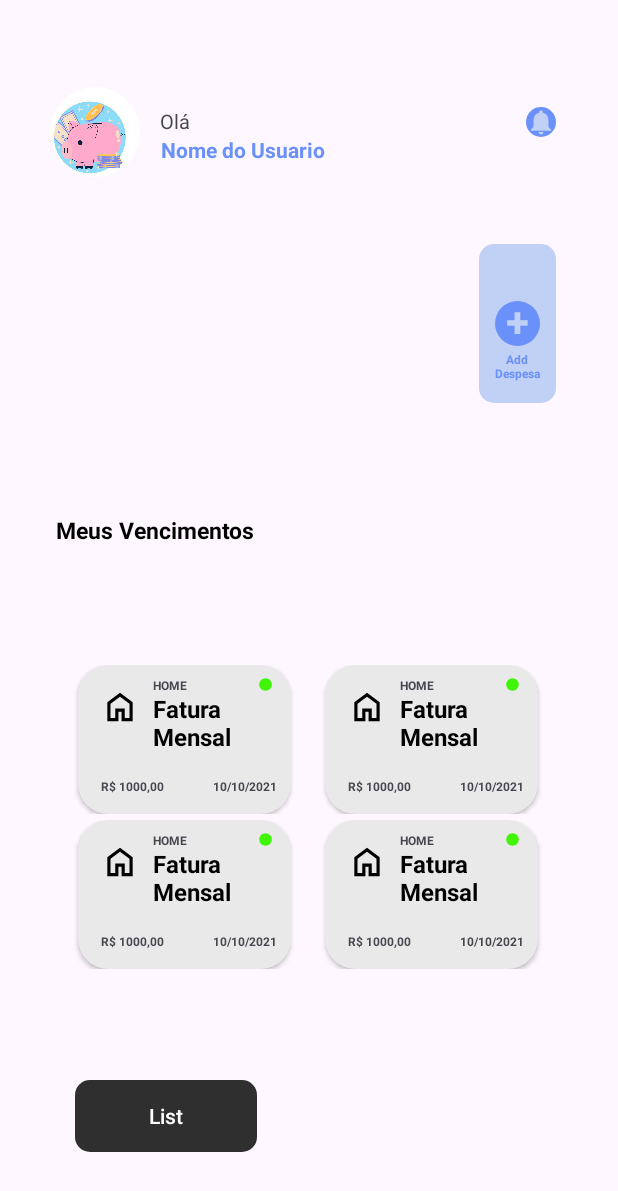
After one commit to BrunoHPBarbosa/FinanceTrack, an Android app: the HomeActivity screen opened directly, with no data from a screen before it, on a phone screen of 412 x 824 dp. The commit adds this screen. Shown: the top 1191 px of the screen. Run offline under Robolectric (Android 15) with nearby library versions, the phone set to English and light mode, and no system bars; our stand-ins replace Room's generated code.

Commit message:
botao home funcional

```diff
--- a/app/build.gradle.kts
+++ b/app/build.gradle.kts
@@ -31,6 +31,9 @@ android {
         sourceCompatibility = JavaVersion.VERSION_1_8
         targetCompatibility = JavaVersion.VERSION_1_8
     }
+    buildFeatures {
+        viewBinding = true
+    }
     kotlinOptions {
         jvmTarget = "1.8"
     }
--- /dev/null
+++ b/app/src/main/java/com/hacksprint/financetrack/AdapterRvHome.kt
@@ -0,0 +1,60 @@
+package com.hacksprint.financetrack
+
+import android.view.LayoutInflater
+import android.view.View
+import android.view.ViewGroup
+import android.widget.ImageView
+import android.widget.TextView
+import androidx.recyclerview.widget.RecyclerView
+import java.text.ParseException
+import java.text.SimpleDateFormat
+import java.util.Locale
+import kotlin.math.max
+
+class AdapterRvHome(private val itemList: List<ExpenseUiData>) : RecyclerView.Adapter<AdapterRvHome.ViewHolder>() {
+    override fun onCreateViewHolder(parent: ViewGroup, viewType: Int): ViewHolder {
+        val view = LayoutInflater.from(parent.context).inflate(R.layout.card_recycler_home, parent, false)
+        return ViewHolder(view)
+    }
+
+    override fun onBindViewHolder(holder: ViewHolder, position: Int) {
+        if (itemList.isNotEmpty()) {
+            val item = itemList[position]
+            holder.bind(item)
+            val layoutParams = ViewGroup.LayoutParams(
+                ViewGroup.LayoutParams.MATCH_PARENT,
+                ViewGroup.LayoutParams.WRAP_CONTENT
+            )
+            holder.itemView.layoutParams = layoutParams
+        }
+    }
+    override fun getItemCount(): Int {
+        return max(4,itemList.size)
+    }
+
+    inner class ViewHolder(itemView: View) : RecyclerView.ViewHolder(itemView) {
+        private val tvCategoryName_home: TextView = itemView.findViewById(R.id.tv_category_name_home)
+        private val tvExpenseName_home: TextView = itemView.findViewById(R.id.tv_expense_name_home)
+        private val tvValueAmount_home: TextView = itemView.findViewById(R.id.tv_value_amount_home)
+        private val tvValueDate_home: TextView = itemView.findViewById(R.id.tv_value_date_home)
+        private val tvValueIcon_home: ImageView = itemView.findViewById(R.id.iv_category_home)
+
+        fun bind(expense: ExpenseUiData) {
+            tvCategoryName_home.text = expense.category
+            tvExpenseName_home.text = expense.description
+            tvValueAmount_home.text = expense.amount
+            tvValueDate_home.text = formatDate(expense.date)
+        }
+
+        private fun formatDate(dateString: String): String {
+            val inputFormat = SimpleDateFormat("dd/MM/yyyy", Locale.getDefault())
+            val outputFormat = SimpleDateFormat("dd MMM yyyy", Locale.getDefault())
+            return try {
+                val date = inputFormat.parse(dateString)
+                outputFormat.format(date!!)
+            } catch (e: ParseException) {
+                ""
+            }
+        }
+    }
+}
--- a/app/src/main/java/com/hacksprint/financetrack/CreateOrUpdateExpenseBottomSheet.kt
+++ b/app/src/main/java/com/hacksprint/financetrack/CreateOrUpdateExpenseBottomSheet.kt
@@ -166,7 +166,7 @@ class CreateOrUpdateExpenseBottomSheet(
             ViewGroup.LayoutParams.MATCH_PARENT
         )
 
-
+        // Configure BottomSheetBehavior to be fully expanded
         val bottomSheet = dialog?.findViewById<View>(com.google.android.material.R.id.design_bottom_sheet) as? ViewGroup
         val behavior = bottomSheet?.let { BottomSheetBehavior.from(it) }
         if (behavior != null) {
--- /dev/null
+++ b/app/src/main/java/com/hacksprint/financetrack/HomeActivity.kt
@@ -0,0 +1,32 @@
+package com.hacksprint.financetrack
+
+import android.content.Intent
+import android.os.Bundle
+import android.widget.Button
+import androidx.appcompat.app.AppCompatActivity
+import androidx.recyclerview.widget.GridLayoutManager
+import androidx.recyclerview.widget.RecyclerView
+
+class HomeActivity : AppCompatActivity() {
+    override fun onCreate(savedInstanceState: Bundle?) {
+        super.onCreate(savedInstanceState)
+        setContentView(R.layout.home_layout)
+
+        val btnHome = findViewById<Button>(R.id.btn_list)
+        btnHome.setOnClickListener {
+            val intent = Intent(this, MainActivity::class.java)
+            startActivity(intent)
+        }
+
+        val recyclerViewHome: RecyclerView = findViewById(R.id.rv_home)
+
+
+        val firstFourExpenses = MainActivity.expenses.take(4)
+
+
+
+        val adapter = AdapterRvHome(firstFourExpenses)
+        recyclerViewHome.layoutManager = GridLayoutManager(this, 2)
+        recyclerViewHome.adapter = adapter
+    }
+}
--- a/app/src/main/java/com/hacksprint/financetrack/MainActivity.kt
+++ b/app/src/main/java/com/hacksprint/financetrack/MainActivity.kt
@@ -1,9 +1,11 @@
 package com.hacksprint.financetrack
 
+import android.content.Intent
 import android.graphics.Canvas
 import android.graphics.Color
 import android.graphics.drawable.ColorDrawable
 import android.os.Bundle
+import android.widget.Button
 import android.widget.ImageView
 import android.widget.LinearLayout
 import android.widget.Toast
@@ -12,12 +14,15 @@ import androidx.core.content.ContextCompat
 import androidx.recyclerview.widget.ItemTouchHelper
 import androidx.recyclerview.widget.RecyclerView
 import androidx.room.Room
+import com.google.android.material.bottomnavigation.BottomNavigationView
 import kotlinx.coroutines.Dispatchers
 import kotlinx.coroutines.GlobalScope
 import kotlinx.coroutines.launch
 
 class MainActivity : AppCompatActivity() {
-
+    companion object {
+        var expenses: List<ExpenseUiData> = listOf()
+    }
     private var categories = listOf<CategoryUiData>()
     private var expenses = listOf<ExpenseUiData>()
     private var categoriesEntity = listOf<CategoryEntity>()
@@ -48,6 +53,13 @@ class MainActivity : AppCompatActivity() {
     override fun onCreate(savedInstanceState: Bundle?) {
         super.onCreate(savedInstanceState)
         setContentView(R.layout.activity_main)
+
+        val btnHome = findViewById<Button>(R.id.btn_home)
+        btnHome.setOnClickListener {
+            val intent = Intent(this, HomeActivity::class.java)
+            startActivity(intent)
+        }
+
 
         ctnContent = findViewById(R.id.ctn_content)
 
@@ -216,6 +228,7 @@ class MainActivity : AppCompatActivity() {
         GlobalScope.launch(Dispatchers.IO) {
             getCategoriesFromDatabase()
             getExpensesFromDatabase()
+
         }
 
     }
--- /dev/null
+++ b/app/src/main/res/drawable/baseline_add_24.xml
@@ -0,0 +1,5 @@
+<vector xmlns:android="http://schemas.android.com/apk/res/android" android:height="24dp" android:tint="#000000" android:viewportHeight="24" android:viewportWidth="24" android:width="24dp">
+
+    <path android:fillColor="@android:color/white" android:pathData="M19,13h-6v6h-2v-6H5v-2h6V5h2v6h6v2z"/>
+
+</vector>
--- a/app/src/main/res/layout/activity_main.xml
+++ b/app/src/main/res/layout/activity_main.xml
@@ -5,6 +5,7 @@
     android:layout_width="match_parent"
     android:layout_height="match_parent"
     tools:context=".MainActivity">
+
 
 
     <com.google.android.material.imageview.ShapeableImageView
@@ -173,4 +174,16 @@
         app:layout_constraintTop_toTopOf="parent"
         app:layout_constraintVertical_bias="0.552" />
 
+    <Button
+        android:id="@+id/btn_home"
+        android:text="home"
+        android:layout_width="wrap_content"
+        android:layout_height="wrap_content"
+        android:background="@drawable/add_shape_list"
+        app:layout_constraintBottom_toBottomOf="parent"
+        app:layout_constraintEnd_toEndOf="parent"
+        app:layout_constraintHorizontal_bias="0.172"
+        app:layout_constraintStart_toStartOf="parent"
+        app:layout_constraintTop_toTopOf="parent"
+        app:layout_constraintVertical_bias="0.928"/>
 </androidx.constraintlayout.widget.ConstraintLayout>
--- /dev/null
+++ b/app/src/main/res/layout/bottom_bar.xml
@@ -0,0 +1,44 @@
+<?xml version="1.0" encoding="utf-8"?>
+<androidx.constraintlayout.widget.ConstraintLayout xmlns:android="http://schemas.android.com/apk/res/android"
+    xmlns:app="http://schemas.android.com/apk/res-auto"
+    xmlns:tools="http://schemas.android.com/tools"
+    android:layout_width="match_parent"
+    android:layout_height="match_parent"
+    tools:context=".MainActivity">
+
+
+    <FrameLayout
+        android:id="@+id/frame"
+        android:layout_width="match_parent"
+        android:layout_height="match_parent"
+        app:layout_constraintEnd_toEndOf="parent"
+        app:layout_constraintStart_toStartOf="parent"
+        app:layout_constraintTop_toTopOf="parent"
+        app:layout_constraintBottom_toBottomOf="parent">
+
+        <com.google.android.material.bottomnavigation.BottomNavigationView
+            android:id="@+id/bottom_navigation2"
+            android:layout_width="match_parent"
+            android:layout_height="76dp"
+            android:layout_gravity="bottom"
+            android:layout_marginBottom="25dp"
+            app:itemIconSize="28dp"
+            android:layout_marginStart="20dp"
+            android:layout_marginEnd="20dp"
+            android:layout_marginTop="8dp"
+            android:background="@drawable/shape_bottom_bar"
+            android:padding="7dp"
+            app:itemActiveIndicatorStyle="@drawable/navigation_item_background"
+            app:itemIconTint="@color/black"
+            app:itemBackground="@drawable/navigation_item_background"
+            app:itemTextColor="@color/black"
+            app:menu="@menu/menu_app_bottom" />
+
+    </FrameLayout>
+
+
+
+
+
+
+</androidx.constraintlayout.widget.ConstraintLayout>
--- /dev/null
+++ b/app/src/main/res/layout/card_recycler_home.xml
@@ -0,0 +1,88 @@
+<?xml version="1.0" encoding="utf-8"?>
+<androidx.constraintlayout.widget.ConstraintLayout xmlns:android="http://schemas.android.com/apk/res/android"
+    xmlns:app="http://schemas.android.com/apk/res-auto"
+    xmlns:tools="http://schemas.android.com/tools"
+    android:layout_width="match_parent"
+    android:layout_height="wrap_content"
+    android:padding="2dp">
+
+    <androidx.cardview.widget.CardView
+        android:layout_width="142dp"
+        android:layout_height="99dp"
+        android:backgroundTint="#E9E9E9"
+        android:foreground="?android:selectableItemBackground"
+        app:cardCornerRadius="20dp"
+        app:layout_constraintBottom_toBottomOf="parent"
+        app:layout_constraintEnd_toEndOf="parent"
+        app:layout_constraintHorizontal_bias="0.496"
+        app:layout_constraintStart_toStartOf="parent"
+        app:layout_constraintTop_toTopOf="parent"
+        app:layout_constraintVertical_bias="0.0">
+
+
+        <ImageView
+            android:id="@+id/iv_category_home"
+            android:layout_width="25dp"
+            android:layout_height="25dp"
+            android:layout_marginStart="15dp"
+            android:layout_marginTop="15dp"
+            android:contentDescription="@null"
+            android:src="@drawable/ic_home" />
+
+        <TextView
+            android:id="@+id/tv_category_name_home"
+            android:layout_width="wrap_content"
+            android:layout_height="wrap_content"
+            android:layout_marginStart="50dp"
+            android:layout_marginTop="8dp"
+            android:text="HOME"
+            android:textSize="8dp"
+            android:textStyle="bold" />
+
+        <TextView
+            android:id="@+id/tv_expense_name_home"
+            android:layout_width="wrap_content"
+            android:layout_height="wrap_content"
+            android:layout_marginStart="50dp"
+            android:layout_marginTop="18dp"
+            android:textColor="@color/black"
+            android:text="Fatura Mensal"
+            android:textSize="16dp"
+            android:textStyle="bold" />
+
+
+
+        <TextView
+            android:id="@+id/tv_value_amount_home"
+            android:layout_width="wrap_content"
+            android:layout_height="wrap_content"
+            android:layout_marginStart="15dp"
+            android:layout_marginTop="75dp"
+            android:text="R$ 1000,00"
+            android:textSize="8dp"
+            android:textStyle="bold" />
+
+
+
+        <TextView
+            android:id="@+id/tv_value_date_home"
+            android:layout_width="wrap_content"
+            android:layout_height="wrap_content"
+            android:layout_marginStart="90dp"
+            android:layout_marginTop="75dp"
+            android:layout_marginEnd="8dp"
+            android:text="10/10/2021"
+            android:textSize="8dp"
+            android:textStyle="bold" />
+
+        <ImageView
+            android:id="@+id/iv_status_home"
+            android:layout_width="10dp"
+            android:layout_height="10dp"
+            android:layout_marginStart="120dp"
+            android:layout_marginTop="8dp"
+            android:contentDescription="@null"
+            android:src="@drawable/baseline_circle_green_24" />
+
+    </androidx.cardview.widget.CardView>
+</androidx.constraintlayout.widget.ConstraintLayout>
--- /dev/null
+++ b/app/src/main/res/layout/home_layout.xml
@@ -0,0 +1,159 @@
+<?xml version="1.0" encoding="utf-8"?>
+<androidx.constraintlayout.widget.ConstraintLayout xmlns:android="http://schemas.android.com/apk/res/android"
+    xmlns:app="http://schemas.android.com/apk/res-auto"
+    xmlns:tools="http://schemas.android.com/tools"
+    android:layout_width="match_parent"
+    android:layout_height="match_parent">
+
+
+
+    <com.google.android.material.imageview.ShapeableImageView
+        android:id="@+id/img_pig"
+        android:layout_width="60dp"
+        android:layout_height="60dp"
+        android:background="@drawable/indicator_circle_app_bottom"
+        android:src="@drawable/frag_img_4"
+        app:layout_constraintBottom_toBottomOf="parent"
+        app:layout_constraintEnd_toEndOf="parent"
+        app:layout_constraintHorizontal_bias="0.094"
+        app:layout_constraintStart_toStartOf="parent"
+        app:layout_constraintTop_toTopOf="parent"
+        app:layout_constraintVertical_bias="0.076" />
+
+    <com.google.android.material.imageview.ShapeableImageView
+        android:id="@+id/btn_show_dielog"
+        android:layout_width="wrap_content"
+        android:layout_height="wrap_content"
+        android:background="@drawable/background_card_home_fragent"
+        app:layout_constraintBottom_toBottomOf="parent"
+        app:layout_constraintEnd_toEndOf="parent"
+        app:layout_constraintHorizontal_bias="0.886"
+        app:layout_constraintStart_toStartOf="parent"
+        app:layout_constraintTop_toTopOf="parent"
+        app:layout_constraintVertical_bias="0.227" />
+
+    <TextView
+        android:id="@+id/textView4"
+        android:layout_width="wrap_content"
+        android:layout_height="wrap_content"
+        android:text="+"
+        android:textAlignment="center"
+        android:textColor="#C1D0F5"
+        android:textSize="28sp"
+        android:textStyle="bold"
+        app:layout_constraintBottom_toBottomOf="@+id/btn_show_dielog"
+        app:layout_constraintEnd_toEndOf="@+id/btn_show_dielog"
+        app:layout_constraintStart_toStartOf="@+id/btn_show_dielog"
+        app:layout_constraintTop_toTopOf="@+id/btn_show_dielog"
+        app:layout_constraintVertical_bias="0.47" />
+
+    <TextView
+        android:textAlignment="center"
+        android:layout_width="42dp"
+        android:layout_height="22dp"
+        android:text="Add Despesa"
+        android:textColor="@color/blue"
+        android:textSize="8dp"
+        android:textStyle="bold"
+        app:layout_constraintBottom_toBottomOf="@+id/btn_show_dielog"
+        app:layout_constraintEnd_toEndOf="@+id/btn_show_dielog"
+        app:layout_constraintStart_toStartOf="@+id/btn_show_dielog"
+        app:layout_constraintTop_toTopOf="@+id/btn_show_dielog"
+        app:layout_constraintVertical_bias="0.849" />
+
+    <TextView
+        android:id="@+id/textView6"
+        android:layout_width="wrap_content"
+        android:layout_height="wrap_content"
+        android:text="Olá"
+        android:textAlignment="center"
+        android:textSize="13sp"
+        android:textStyle="normal"
+        app:layout_constraintBottom_toTopOf="@+id/set_name_text"
+        app:layout_constraintEnd_toEndOf="parent"
+        app:layout_constraintHorizontal_bias="0.272"
+        app:layout_constraintStart_toStartOf="parent"
+        app:layout_constraintTop_toTopOf="@+id/img_pig"
+        app:layout_constraintVertical_bias="1.0" />
+
+    <TextView
+        android:id="@+id/set_name_text"
+        android:layout_width="wrap_content"
+        android:layout_height="wrap_content"
+        android:text="Nome do Usuario"
+        android:textAlignment="center"
+        android:textColor="@color/blue"
+        android:textSize="14sp"
+        android:textStyle="bold"
+        app:layout_constraintBottom_toBottomOf="parent"
+        app:layout_constraintEnd_toEndOf="parent"
+        app:layout_constraintHorizontal_bias="0.067"
+        app:layout_constraintStart_toEndOf="@+id/img_pig"
+        app:layout_constraintTop_toTopOf="parent"
+        app:layout_constraintVertical_bias="0.112" />
+
+    <TextView
+        android:id="@+id/textView5"
+        android:layout_width="wrap_content"
+        android:layout_height="wrap_content"
+        android:layout_marginStart="4dp"
+        android:text="Meus Vencimentos"
+        android:textColor="@color/black"
+        android:textSize="15sp"
+        android:textStyle="bold"
+        app:layout_constraintBottom_toBottomOf="parent"
+        app:layout_constraintStart_toStartOf="@+id/img_pig"
+        app:layout_constraintTop_toBottomOf="@+id/img_pig"
+        app:layout_constraintVertical_bias="0.328" />
+
+
+    <androidx.recyclerview.widget.RecyclerView
+        android:id="@+id/rv_home"
+        android:layout_width="330dp"
+        android:layout_height="wrap_content"
+        app:layout_constraintBottom_toBottomOf="parent"
+        app:layout_constraintEnd_toEndOf="@+id/btn_show_dielog"
+        app:layout_constraintHorizontal_bias="1.0"
+        app:layout_constraintStart_toStartOf="@+id/textView5"
+        app:layout_constraintTop_toBottomOf="@+id/textView5"
+        app:layout_constraintVertical_bias="0.306" />
+
+    <androidx.recyclerview.widget.RecyclerView
+        android:id="@+id/recyclerView"
+        android:layout_width="210dp"
+        android:layout_height="106dp"
+        android:layout_marginBottom="60dp"
+        app:layout_constraintBottom_toTopOf="@+id/textView5"
+        app:layout_constraintEnd_toStartOf="@+id/btn_show_dielog"
+        app:layout_constraintHorizontal_bias="0.0"
+        app:layout_constraintStart_toStartOf="@+id/img_pig"
+        app:layout_constraintTop_toBottomOf="@+id/img_pig"
+        app:layout_constraintVertical_bias="1.0"
+         />
+
+    <com.google.android.material.imageview.ShapeableImageView
+        android:layout_width="20dp"
+        android:layout_height="20dp"
+        android:background="@drawable/indicator_circle_app_bottom"
+        android:backgroundTint="@color/blue"
+        android:src="@drawable/baseline_notifications_24"
+        app:layout_constraintBottom_toTopOf="@+id/btn_show_dielog"
+        app:layout_constraintEnd_toEndOf="@+id/btn_show_dielog"
+        app:layout_constraintHorizontal_bias="1.0"
+        app:layout_constraintStart_toEndOf="@+id/set_name_text"
+        app:layout_constraintTop_toTopOf="@+id/textView6"
+        app:layout_constraintVertical_bias="0.0" />
+
+    <Button
+        android:id="@+id/btn_list"
+        android:text="List"
+        android:layout_width="wrap_content"
+        android:layout_height="wrap_content"
+        android:background="@drawable/add_shape_list"
+        app:layout_constraintBottom_toBottomOf="parent"
+        app:layout_constraintEnd_toEndOf="parent"
+        app:layout_constraintHorizontal_bias="0.172"
+        app:layout_constraintStart_toStartOf="parent"
+        app:layout_constraintTop_toTopOf="parent"
+        app:layout_constraintVertical_bias="0.928"/>
+</androidx.constraintlayout.widget.ConstraintLayout>
--- /dev/null
+++ b/app/src/main/res/menu/menu_app_bottom.xml
@@ -0,0 +1,19 @@
+<?xml version="1.0" encoding="utf-8"?>
+<menu xmlns:android="http://schemas.android.com/apk/res/android"
+    xmlns:tools="http://schemas.android.com/tools">
+    <item android:id="@+id/homeIcon"
+        android:icon="@drawable/baseline_home_24"
+        android:title="Home" />
+
+    <item android:id="@+id/listaIcon"
+        android:icon="@drawable/baseline_account_balance_wallet_24"
+        android:title="List" />
+
+    <item android:id="@+id/graficIcon"
+        android:icon="@drawable/baseline_analytics_24"
+        android:title="Grafic" />
+
+    <item android:id="@+id/profileIcon"
+        android:icon="@drawable/baseline_person_24"
+        android:title="Profile" />
+</menu>
```
Also changed, not shown: app/src/main/AndroidManifest.xml (+4 -3 lines).
